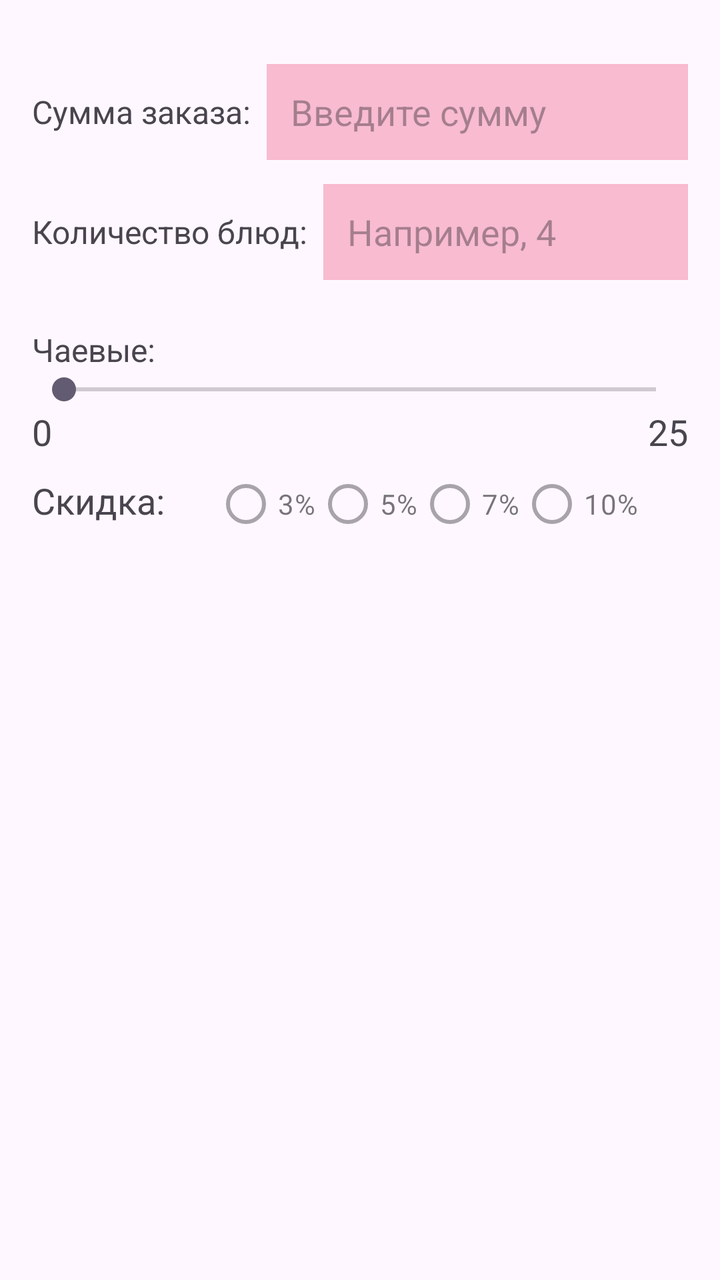
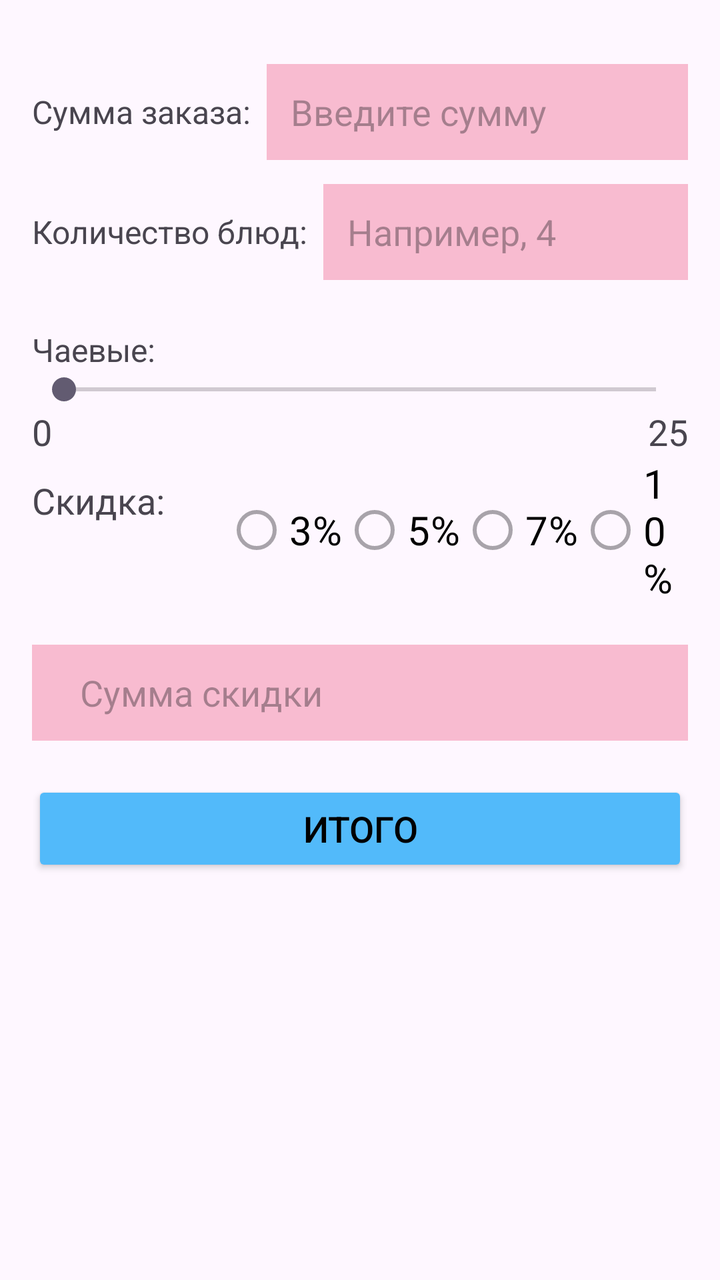

Compare the two renders of this Android layout. The source of the first and the diff that turns it into the second are given below.
<!-- AndroidManifest.xml: application theme Theme.TipCalculator -->
<!-- res/layout/activity_main.xml -->
<?xml version="1.0" encoding="utf-8"?>
<LinearLayout xmlns:android="http://schemas.android.com/apk/res/android"
    android:layout_width="match_parent"
    android:layout_height="match_parent"
    android:orientation="vertical"
    android:padding="16dp">

    
    <LinearLayout
        android:layout_width="match_parent"
        android:layout_height="wrap_content"
        android:orientation="horizontal"
        android:gravity="center_vertical"
        android:layout_marginTop="16dp">

        <TextView
            android:layout_width="wrap_content"
            android:layout_height="wrap_content"
            android:text="Сумма заказа:"
            android:textSize="16sp"/>

        <EditText
            android:id="@+id/etSum"
            android:layout_width="0dp"
            android:layout_height="48dp"
            android:minHeight="48dp"
            android:layout_weight="1"
            android:layout_marginStart="8dp"
            android:background="#F8BBD0"
            android:hint="Введите сумму"
            android:inputType="numberDecimal"
            android:paddingHorizontal="12dp"/>
    </LinearLayout>

    
    <LinearLayout
        android:layout_width="match_parent"
        android:layout_height="wrap_content"
        android:orientation="horizontal"
        android:gravity="center_vertical"
        android:layout_marginTop="12dp">

        <TextView
            android:layout_width="wrap_content"
            android:layout_height="wrap_content"
            android:text="Количество блюд:"
            android:textSize="16sp"/>

        <EditText
            android:id="@+id/etCount"
            android:layout_width="0dp"
            android:layout_height="48dp"
            android:minHeight="48dp"
            android:layout_weight="1"
            android:layout_marginStart="8dp"
            android:background="#F8BBD0"
            android:hint="Например, 4"
            android:inputType="number"
            android:paddingHorizontal="12dp"/>
    </LinearLayout>

    
    <TextView
        android:layout_width="wrap_content"
        android:layout_height="wrap_content"
        android:text="Чаевые:"
        android:textSize="16sp"
        android:layout_marginTop="24dp"/>

    <SeekBar
        android:id="@+id/seekBar"
        android:layout_width="match_parent"
        android:layout_height="wrap_content"
        android:max="25"
        android:progress="0"/>

    <LinearLayout
        android:layout_width="match_parent"
        android:layout_height="wrap_content"
        android:orientation="horizontal">

        <TextView
            android:layout_width="0dp"
            android:layout_height="wrap_content"
            android:layout_weight="1"
            android:text="0"
            android:textSize="18sp"/>

        <TextView
            android:layout_width="0dp"
            android:layout_height="wrap_content"
            android:layout_weight="1"
            android:gravity="end"
            android:text="25"
            android:textSize="18sp"/>
    </LinearLayout>


    <LinearLayout
        android:layout_width="match_parent"
        android:layout_height="wrap_content">
    <TextView
        android:layout_width="wrap_content"
        android:layout_height="wrap_content"
        android:text="Скидка:"
        android:textSize="18sp"
        android:layout_marginTop="10dp"/>

    <RadioGroup
        android:id="@+id/rgDiscount"
        android:layout_width="match_parent"
        android:layout_height="wrap_content"
        android:orientation="horizontal"
        android:gravity="center">

        <RadioButton
            android:id="@+id/rg3"
            android:layout_width="wrap_content"
            android:layout_height="wrap_content"
            android:text="3%"
            android:enabled="false"
            />

        <RadioButton
            android:id="@+id/rg5"
            android:layout_width="wrap_content"
            android:layout_height="wrap_content"
            android:text="5%"
            android:enabled="false"
            />

        <RadioButton
            android:id="@+id/rg7"
            android:layout_width="wrap_content"
            android:layout_height="wrap_content"
            android:text="7%"
            android:enabled="false"
            />

        <RadioButton
            android:id="@+id/rg10"
            android:layout_width="wrap_content"
            android:layout_height="wrap_content"
            android:text="10%"
            android:enabled="false"
            />

    </RadioGroup>
    </LinearLayout>

</LinearLayout>
<!-- resources referenced by this layout -->
<resources>
  <style name="Theme.TipCalculator" parent="Base.Theme.TipCalculator" />
  <style name="Base.Theme.TipCalculator" parent="Theme.Material3.DayNight.NoActionBar">
          
          
      </style>
</resources>

<!-- the commit's change to res/layout/activity_main.xml (unified diff, before → after) -->
@@ -108,10 +108,11 @@
 
     <RadioGroup
         android:id="@+id/rgDiscount"
-        android:layout_width="match_parent"
+        android:layout_width="wrap_content"
         android:layout_height="wrap_content"
         android:orientation="horizontal"
-        android:gravity="center">
+        android:gravity="center"
+        android:layout_marginLeft="30dp">
 
         <RadioButton
             android:id="@+id/rg3"
@@ -119,6 +120,8 @@
             android:layout_height="wrap_content"
             android:text="3%"
             android:enabled="false"
+            android:textSize="20dp"
+            android:textColor="@color/black"
             />
 
         <RadioButton
@@ -127,6 +130,8 @@
             android:layout_height="wrap_content"
             android:text="5%"
             android:enabled="false"
+            android:textSize="20dp"
+            android:textColor="@color/black"
             />
 
         <RadioButton
@@ -135,6 +140,8 @@
             android:layout_height="wrap_content"
             android:text="7%"
             android:enabled="false"
+            android:textSize="20dp"
+            android:textColor="@color/black"
             />
 
         <RadioButton
@@ -143,9 +150,35 @@
             android:layout_height="wrap_content"
             android:text="10%"
             android:enabled="false"
+            android:textSize="20dp"
+            android:textColor="@color/black"
             />
 
     </RadioGroup>
     </LinearLayout>
 
+    
+
+    <EditText
+        android:id="@+id/etResult"
+        android:layout_width="match_parent"
+        android:layout_height="48dp"
+        android:minHeight="48dp"
+        android:layout_marginTop="20dp"
+        android:background="#F8BBD0"
+        android:focusable="false"
+        android:hint="Сумма скидки"
+        android:paddingHorizontal="24dp"/>
+
+    <Button
+        android:id="@+id/btResult"
+        android:layout_width="match_parent"
+        android:layout_height="wrap_content"
+        android:text="Итого"
+        android:textSize="18dp"
+        android:paddingVertical="10dp"
+        android:backgroundTint="#52bafa"
+        android:textColor="@color/black"
+        android:layout_marginTop="20dp"/>
+
 </LinearLayout>
<!-- resource entries referenced after the edit -->
@@ -1,5 +1,6 @@
 <!-- resources referenced by this layout -->
 <resources>
+  <color name="black">#FF000000</color>
   <style name="Theme.TipCalculator" parent="Base.Theme.TipCalculator" />
   <style name="Base.Theme.TipCalculator" parent="Theme.Material3.DayNight.NoActionBar">
           
